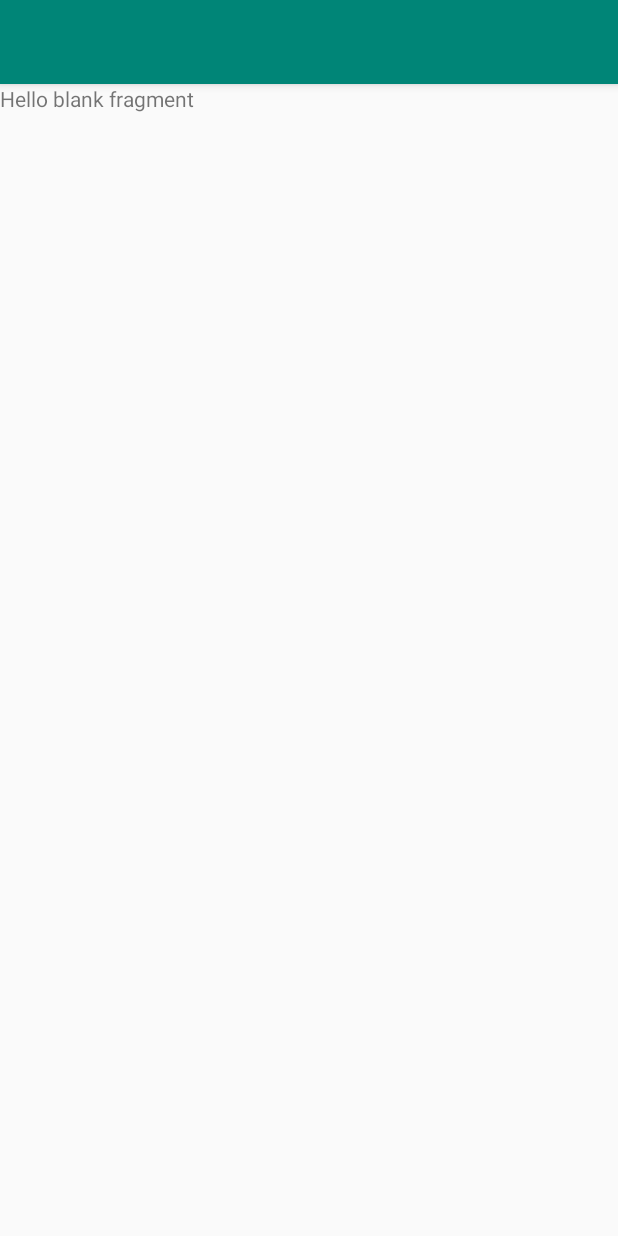
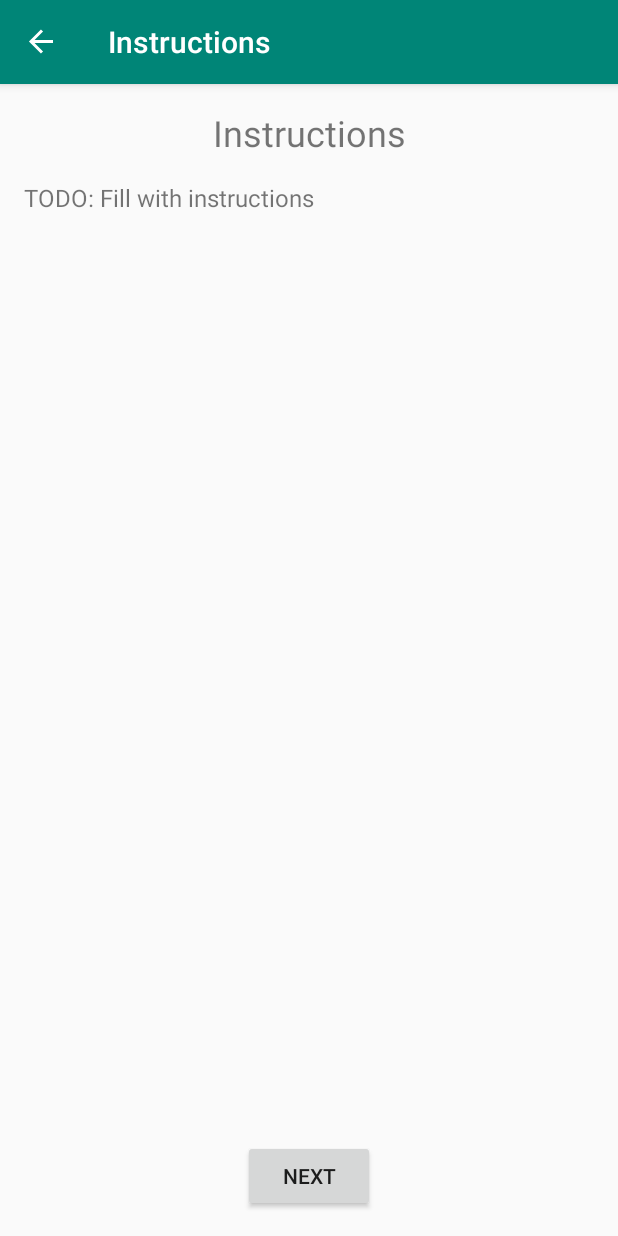
Before and after one commit to AndriyFliak/AKD-P1, an Android app: the InstructionsFragment screen opened through its navigation route, on a phone screen of 412 x 824 dp. Run offline under Robolectric (Android 15) with nearby library versions, the phone set to English and light mode, and no system bars; our stand-ins replace navigation-ui.

Commit message:
Shoe List

```diff
--- a/app/src/main/java/com/udacity/shoestore/MainActivity.kt
+++ b/app/src/main/java/com/udacity/shoestore/MainActivity.kt
@@ -2,10 +2,11 @@ package com.udacity.shoestore
 
 import androidx.appcompat.app.AppCompatActivity
 import android.os.Bundle
+import androidx.navigation.fragment.NavHostFragment
+import androidx.navigation.ui.*
 import com.udacity.shoestore.databinding.ActivityMainBinding
 
 class MainActivity : AppCompatActivity() {
-
     private lateinit var binding: ActivityMainBinding
 
     override fun onCreate(savedInstanceState: Bundle?) {
@@ -13,5 +14,14 @@ class MainActivity : AppCompatActivity() {
 
         binding = ActivityMainBinding.inflate(layoutInflater)
         setContentView(binding.root)
+
+        setSupportActionBar(binding.toolbar)
+
+        val navHostFragment =
+            supportFragmentManager.findFragmentById(R.id.navHostFragment) as NavHostFragment
+        val navController = navHostFragment.navController
+
+        val appBarConfiguration = AppBarConfiguration(navController.graph)
+        binding.toolbar.setupWithNavController(navController, appBarConfiguration)
     }
 }
--- a/app/src/main/java/com/udacity/shoestore/instructions/InstructionsFragment.kt
+++ b/app/src/main/java/com/udacity/shoestore/instructions/InstructionsFragment.kt
@@ -5,6 +5,8 @@ import androidx.fragment.app.Fragment
 import android.view.LayoutInflater
 import android.view.View
 import android.view.ViewGroup
+import androidx.navigation.fragment.findNavController
+import androidx.navigation.ui.NavigationUI
 import com.udacity.shoestore.R
 import com.udacity.shoestore.databinding.FragmentInstructionsBinding
 
@@ -17,6 +19,11 @@ class InstructionsFragment : Fragment() {
         savedInstanceState: Bundle?
     ): View {
         binding = FragmentInstructionsBinding.inflate(inflater)
+
+        binding.nextButton2.setOnClickListener {
+            findNavController().navigate(InstructionsFragmentDirections.actionInstructionsFragmentToShoeListFragment())
+        }
+
         return binding.root
     }
 }
--- a/app/src/main/res/layout/activity_main.xml
+++ b/app/src/main/res/layout/activity_main.xml
@@ -4,8 +4,8 @@
     xmlns:tools="http://schemas.android.com/tools"
     android:layout_width="match_parent"
     android:layout_height="match_parent"
-    tools:context=".MainActivity"
-    android:orientation="vertical">
+    android:orientation="vertical"
+    tools:context=".MainActivity">
 
     <com.google.android.material.appbar.AppBarLayout
         android:layout_width="match_parent"
@@ -18,7 +18,6 @@
             android:layout_height="?attr/actionBarSize"
             android:background="?attr/colorPrimary"
             app:popupTheme="@style/AppTheme.PopupOverlay" />
-
     </com.google.android.material.appbar.AppBarLayout>
 
     <androidx.fragment.app.FragmentContainerView
@@ -28,5 +27,4 @@
         android:layout_height="match_parent"
         app:defaultNavHost="true"
         app:navGraph="@navigation/navigation" />
-
 </LinearLayout>
--- a/app/src/main/res/layout/fragment_instructions.xml
+++ b/app/src/main/res/layout/fragment_instructions.xml
@@ -1,14 +1,48 @@
 <?xml version="1.0" encoding="utf-8"?>
-<FrameLayout xmlns:android="http://schemas.android.com/apk/res/android"
+<androidx.constraintlayout.widget.ConstraintLayout xmlns:android="http://schemas.android.com/apk/res/android"
+    xmlns:app="http://schemas.android.com/apk/res-auto"
     xmlns:tools="http://schemas.android.com/tools"
     android:layout_width="match_parent"
     android:layout_height="match_parent"
     tools:context=".instructions.InstructionsFragment">
 
-    <!-- TODO: Update blank fragment layout -->
     <TextView
-        android:layout_width="match_parent"
-        android:layout_height="match_parent"
-        android:text="@string/hello_blank_fragment" />
+        android:id="@+id/textView3"
+        android:layout_width="wrap_content"
+        android:layout_height="wrap_content"
+        android:layout_marginStart="16dp"
+        android:layout_marginTop="16dp"
+        android:layout_marginEnd="16dp"
+        android:text="@string/instructions"
+        android:textAlignment="center"
+        android:textSize="24sp"
+        app:layout_constraintEnd_toEndOf="parent"
+        app:layout_constraintStart_toStartOf="parent"
+        app:layout_constraintTop_toTopOf="parent" />
 
-</FrameLayout>
+    <TextView
+        android:id="@+id/textView4"
+        android:layout_width="0dp"
+        android:layout_height="0dp"
+        android:layout_marginStart="16dp"
+        android:layout_marginTop="16dp"
+        android:layout_marginEnd="16dp"
+        android:layout_marginBottom="16dp"
+        android:text="TODO: Fill with instructions"
+        android:textSize="16sp"
+        app:layout_constraintBottom_toTopOf="@+id/nextButton2"
+        app:layout_constraintEnd_toEndOf="parent"
+        app:layout_constraintStart_toStartOf="parent"
+        app:layout_constraintTop_toBottomOf="@+id/textView3" />
+
+    <Button
+        android:id="@+id/nextButton2"
+        android:layout_width="wrap_content"
+        android:layout_height="wrap_content"
+        android:layout_marginBottom="16dp"
+        android:text="@string/next"
+        app:layout_constraintBottom_toBottomOf="parent"
+        app:layout_constraintEnd_toEndOf="parent"
+        app:layout_constraintStart_toStartOf="parent" />
+
+</androidx.constraintlayout.widget.ConstraintLayout>
--- a/app/src/main/res/layout/fragment_welcome.xml
+++ b/app/src/main/res/layout/fragment_welcome.xml
@@ -7,7 +7,7 @@
     tools:context=".welcome.WelcomeFragment">
 
     <TextView
-        android:id="@+id/textView2"
+        android:id="@+id/textView"
         android:layout_width="wrap_content"
         android:layout_height="wrap_content"
         android:layout_marginStart="16dp"
@@ -21,7 +21,7 @@
         app:layout_constraintTop_toTopOf="parent" />
 
     <TextView
-        android:id="@+id/textView"
+        android:id="@+id/textView2"
         android:layout_width="0dp"
         android:layout_height="0dp"
         android:layout_marginStart="16dp"
@@ -33,7 +33,7 @@
         app:layout_constraintBottom_toTopOf="@+id/nextButton"
         app:layout_constraintEnd_toEndOf="parent"
         app:layout_constraintStart_toStartOf="parent"
-        app:layout_constraintTop_toBottomOf="@+id/textView2" />
+        app:layout_constraintTop_toBottomOf="@+id/textView" />
 
     <Button
         android:id="@+id/nextButton"
--- /dev/null
+++ b/app/src/main/res/menu/menu.xml
@@ -0,0 +1,6 @@
+<?xml version="1.0" encoding="utf-8"?>
+<menu xmlns:android="http://schemas.android.com/apk/res/android">
+    <item
+        android:id="@+id/welcomeFragment"
+        android:title="@string/logout" />
+</menu>
--- a/app/src/main/res/navigation/navigation.xml
+++ b/app/src/main/res/navigation/navigation.xml
@@ -8,7 +8,7 @@
     <fragment
         android:id="@+id/loginFragment"
         android:name="com.udacity.shoestore.login.LoginFragment"
-        android:label="fragment_login"
+        android:label="@string/login"
         tools:layout="@layout/fragment_login">
         <action
             android:id="@+id/action_loginFragment_to_welcomeFragment"
@@ -17,8 +17,8 @@
     <fragment
         android:id="@+id/welcomeFragment"
         android:name="com.udacity.shoestore.welcome.WelcomeFragment"
-        android:label="fragment_welcome"
-        tools:layout="@layout/fragment_welcome" >
+        android:label="@string/welcome"
+        tools:layout="@layout/fragment_welcome">
         <action
             android:id="@+id/action_welcomeFragment_to_instructionsFragment"
             app:destination="@id/instructionsFragment" />
@@ -26,6 +26,27 @@
     <fragment
         android:id="@+id/instructionsFragment"
         android:name="com.udacity.shoestore.instructions.InstructionsFragment"
-        android:label="fragment_instructions"
-        tools:layout="@layout/fragment_instructions" />
+        android:label="@string/instructions"
+        tools:layout="@layout/fragment_instructions">
+        <action
+            android:id="@+id/action_instructionsFragment_to_shoeListFragment"
+            app:destination="@id/shoeListFragment" />
+    </fragment>
+    <fragment
+        android:id="@+id/shoeListFragment"
+        android:name="com.udacity.shoestore.shoelist.ShoeListFragment"
+        android:label="Shoe List"
+        tools:layout="@layout/fragment_shoe_list">
+        <action
+            android:id="@+id/action_shoeListFragment_to_shoeDetailFragment"
+            app:destination="@id/shoeDetailFragment" />
+        <action
+            android:id="@+id/action_shoeListFragment_to_loginFragment"
+            app:destination="@id/loginFragment" />
+    </fragment>
+    <fragment
+        android:id="@+id/shoeDetailFragment"
+        android:name="com.udacity.shoestore.shoedetail.ShoeDetailFragment"
+        android:label="Add Shoe"
+        tools:layout="@layout/fragment_shoe_detail" />
 </navigation>
--- a/app/src/main/res/values/strings.xml
+++ b/app/src/main/res/values/strings.xml
@@ -9,4 +9,6 @@
     <string name="next">Next</string>
     <!-- TODO: Remove or change this placeholder text -->
     <string name="hello_blank_fragment">Hello blank fragment</string>
+    <string name="instructions">Instructions</string>
+    <string name="logout">Logout</string>
 </resources>
```
Also changed, not shown: app/src/main/java/com/udacity/shoestore/shoedetail/ShoeDetailFragment.kt (added, +32 -0 lines), app/src/main/java/com/udacity/shoestore/shoedetail/ShoeDetailViewModel.kt (added, +7 -0 lines), app/src/main/java/com/udacity/shoestore/shoelist/ShoeListFragment.kt (added, +54 -0 lines), app/src/main/java/com/udacity/shoestore/shoelist/ShoeListViewModel.kt (added, +14 -0 lines), app/src/main/res/layout/fragment_shoe_detail.xml (added, +13 -0 lines), app/src/main/res/layout/fragment_shoe_list.xml (added, +39 -0 lines), app/src/main/res/layout/shoe.xml (added, +48 -0 lines).
